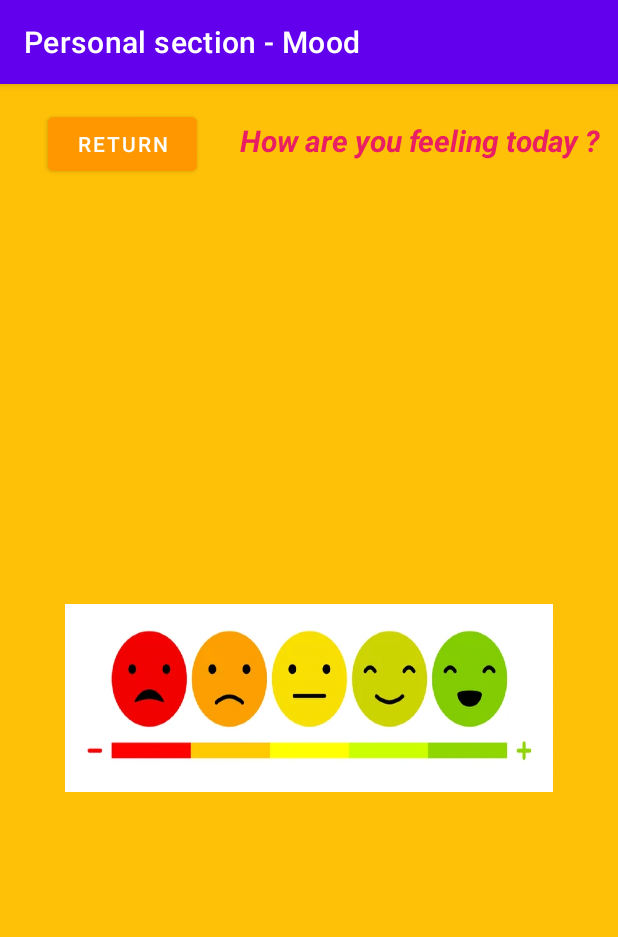
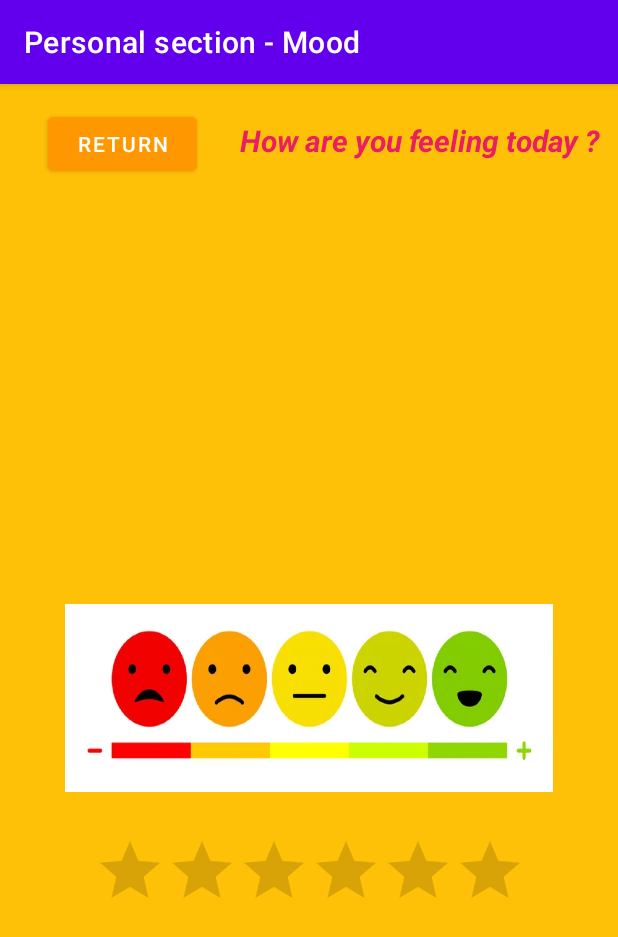
Before and after one commit to meltherebelle/LifeApp, an Android app: the Mood screen opened directly, with no data from a screen before it, on a phone screen of 412 x 824 dp. Shown: the top 937 px of the screen. Run offline under Robolectric (Android 15) with nearby library versions, the phone set to English and light mode, and no system bars.

Commit message:
design (button custom + mood scale)

```diff
--- a/app/src/main/res/layout/activity_acceuil.xml
+++ b/app/src/main/res/layout/activity_acceuil.xml
@@ -25,7 +25,7 @@
     <Button
         android:id="@+id/returnBtn"
         android:layout_width="99dp"
-        android:layout_height="45dp"
+        android:layout_height="48dp"
         android:layout_marginStart="15dp"
         android:layout_marginBottom="11dp"
         android:text="@string/Return"
@@ -36,7 +36,7 @@
     <Button
         android:id="@+id/DatasBtn"
         android:layout_width="99dp"
-        android:layout_height="45dp"
+        android:layout_height="48dp"
         android:layout_marginStart="304dp"
         android:layout_marginBottom="8dp"
         android:text="@string/datas"
--- a/app/src/main/res/layout/activity_mood.xml
+++ b/app/src/main/res/layout/activity_mood.xml
@@ -45,4 +45,13 @@
         android:layout_marginBottom="296dp"
         android:background="@drawable/moodscale" />
 
+    <RatingBar
+        android:id="@+id/mood_scale"
+        android:layout_width="290dp"
+        android:layout_height="wrap_content"
+        android:layout_alignParentEnd="true"
+        android:layout_alignParentBottom="true"
+        android:layout_marginEnd="59dp"
+        android:layout_marginBottom="210dp" />
+
 </RelativeLayout>
```
